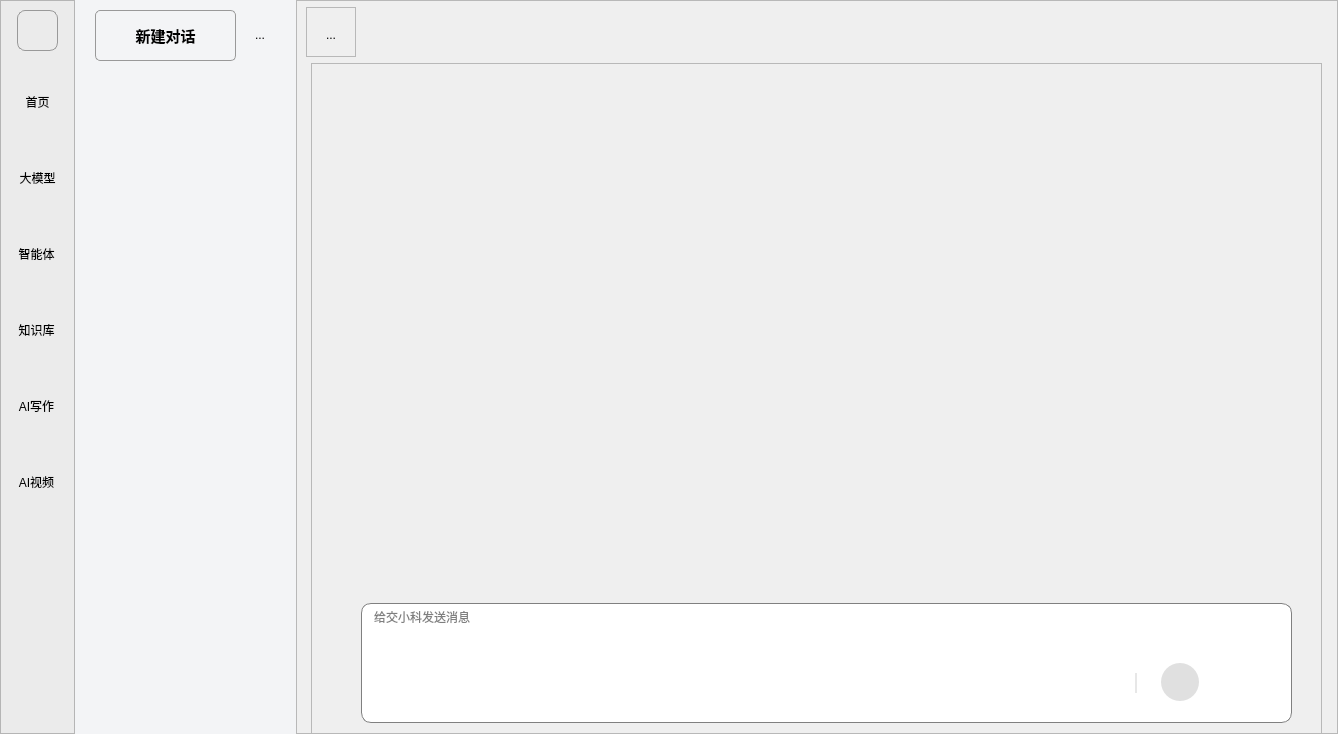
Above: widget.ui from gyf0951/LLM before the change. Below: the same form after it.
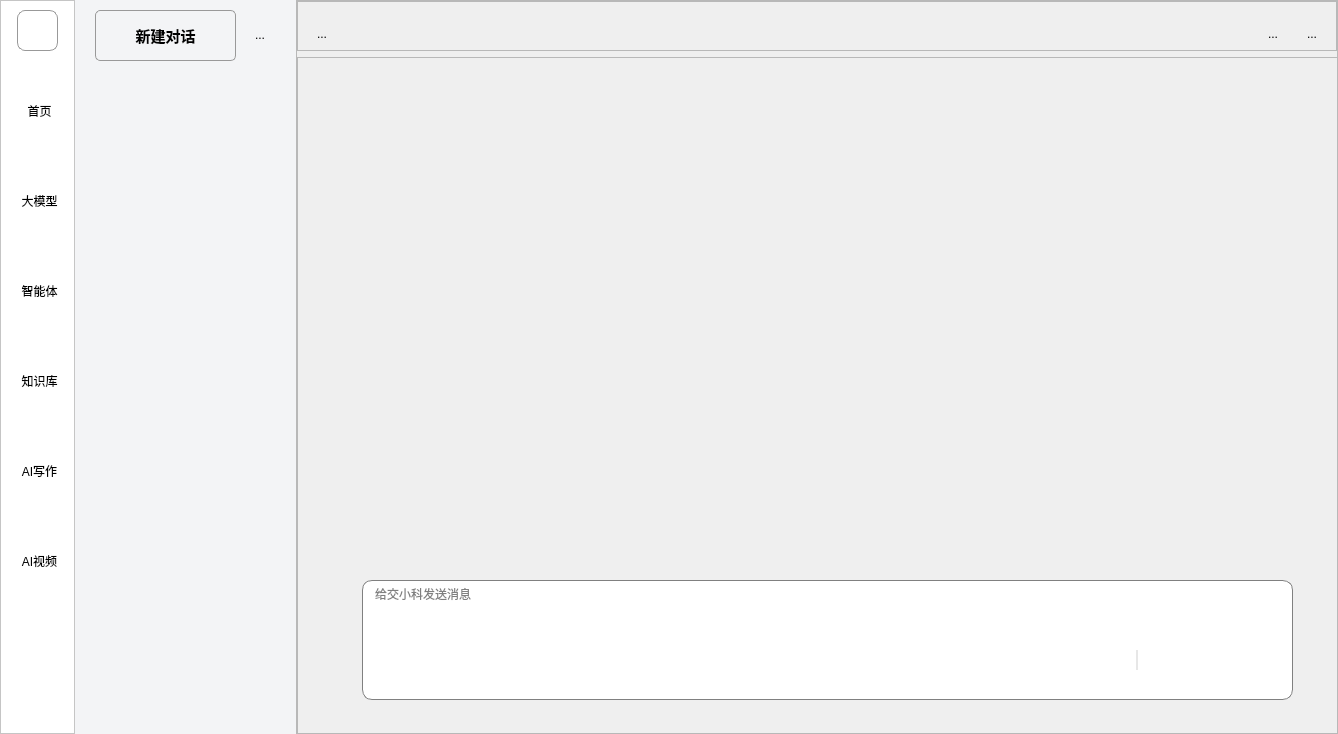
That is the form after the change. Icons and pictures are not drawn. Custom widgets are drawn as their Qt base class.

```diff
--- a/widget.ui
+++ b/widget.ui
@@ -50,7 +50,7 @@
       </size>
      </property>
      <property name="styleSheet">
-      <string notr="true">background-color: rgb(235, 235, 235);</string>
+      <string notr="true">background-color: #FFFFFF;</string>
      </property>
      <property name="frameShape">
       <enum>QFrame::StyledPanel</enum>
@@ -65,6 +65,12 @@
       <property name="spacing">
        <number>25</number>
       </property>
+      <property name="leftMargin">
+       <number>11</number>
+      </property>
+      <property name="rightMargin">
+       <number>11</number>
+      </property>
       <item alignment="Qt::AlignHCenter|Qt::AlignVCenter">
        <widget class="QPushButton" name="pushButton_4">
         <property name="minimumSize">
@@ -103,14 +109,27 @@
        <widget class="QToolButton" name="toolButton_3">
         <property name="minimumSize">
          <size>
-          <width>53</width>
-          <height>51</height>
+          <width>55</width>
+          <height>65</height>
          </size>
         </property>
         <property name="styleSheet">
          <string notr="true">/* border: 1px solid #999; */
-border-radius: 8px;
-/* background-color: rgb(255, 255, 255); */</string>
+QToolButton {
+    /* * 正常状态：
+     * 1. 背景色设为透明
+     * 2. 移除默认边框
+     */
+    background-color: transparent;
+    border: none;
+    border-radius: 8px; /* 保留您的圆角 */
+	padding-top: 5px;
+}
+QToolButton:hover {
+    background-color: #EBEBEB;
+border: 1px solid #CCCCCC;
+padding-top: 5px;
+}</string>
         </property>
         <property name="text">
          <string>首页</string>
@@ -130,17 +149,31 @@
         </property>
        </widget>
       </item>
-      <item alignment="Qt::AlignHCenter|Qt::AlignVCenter">
+      <item>
        <widget class="QToolButton" name="toolButton">
         <property name="minimumSize">
          <size>
-          <width>53</width>
-          <height>51</height>
+          <width>55</width>
+          <height>65</height>
          </size>
         </property>
         <property name="styleSheet">
          <string notr="true">/* border: 1px solid #999; */
-border-radius: 8px;</string>
+QToolButton {
+    /* * 正常状态：
+     * 1. 背景色设为透明
+     * 2. 移除默认边框
+     */
+    background-color: transparent;
+    border: none;
+    border-radius: 8px; /* 保留您的圆角 */
+	padding-top: 5px;
+}
+QToolButton:hover {
+    background-color: #EBEBEB;
+border: 1px solid #CCCCCC;
+padding-top: 5px;
+}</string>
         </property>
         <property name="text">
          <string>大模型</string>
@@ -164,13 +197,27 @@
        <widget class="QToolButton" name="toolButton_2">
         <property name="minimumSize">
          <size>
-          <width>53</width>
-          <height>51</height>
+          <width>55</width>
+          <height>65</height>
          </size>
         </property>
         <property name="styleSheet">
          <string notr="true">/* border: 1px solid #999; */
-border-radius: 8px;</string>
+QToolButton {
+    /* * 正常状态：
+     * 1. 背景色设为透明
+     * 2. 移除默认边框
+     */
+    background-color: transparent;
+    border: none;
+    border-radius: 8px; /* 保留您的圆角 */
+	padding-top: 5px;
+}
+QToolButton:hover {
+    background-color: #EBEBEB;
+border: 1px solid #CCCCCC;
+padding-top: 5px;
+}</string>
         </property>
         <property name="text">
          <string>智能体</string>
@@ -194,13 +241,27 @@
        <widget class="QToolButton" name="toolButton_4">
         <property name="minimumSize">
          <size>
-          <width>53</width>
-          <height>51</height>
+          <width>55</width>
+          <height>65</height>
          </size>
         </property>
         <property name="styleSheet">
          <string notr="true">/* border: 1px solid #999; */
-border-radius: 8px;</string>
+QToolButton {
+    /* * 正常状态：
+     * 1. 背景色设为透明
+     * 2. 移除默认边框
+     */
+    background-color: transparent;
+    border: none;
+    border-radius: 8px; /* 保留您的圆角 */
+	padding-top: 5px;
+}
+QToolButton:hover {
+    background-color: #EBEBEB;
+border: 1px solid #CCCCCC;
+padding-top: 5px;
+}</string>
         </property>
         <property name="text">
          <string>知识库</string>
@@ -224,13 +285,27 @@
        <widget class="QToolButton" name="toolButton_5">
         <property name="minimumSize">
          <size>
-          <width>53</width>
-          <height>51</height>
+          <width>55</width>
+          <height>65</height>
          </size>
         </property>
         <property name="styleSheet">
          <string notr="true">/* border: 1px solid #999; */
-border-radius: 8px;</string>
+QToolButton {
+    /* * 正常状态：
+     * 1. 背景色设为透明
+     * 2. 移除默认边框
+     */
+    background-color: transparent;
+    border: none;
+    border-radius: 8px; /* 保留您的圆角 */
+	padding-top: 5px;
+}
+QToolButton:hover {
+    background-color: #EBEBEB;
+border: 1px solid #CCCCCC;
+padding-top: 5px;
+}</string>
         </property>
         <property name="text">
          <string>AI写作</string>
@@ -254,13 +329,27 @@
        <widget class="QToolButton" name="toolButton_6">
         <property name="minimumSize">
          <size>
-          <width>53</width>
-          <height>51</height>
+          <width>55</width>
+          <height>65</height>
          </size>
         </property>
         <property name="styleSheet">
          <string notr="true">/* border: 1px solid #999; */
-border-radius: 8px;</string>
+QToolButton {
+    /* * 正常状态：
+     * 1. 背景色设为透明
+     * 2. 移除默认边框
+     */
+    background-color: transparent;
+    border: none;
+    border-radius: 8px; /* 保留您的圆角 */
+	padding-top: 5px;
+}
+QToolButton:hover {
+    background-color: #EBEBEB;
+border: 1px solid #CCCCCC;
+padding-top: 5px;
+}</string>
         </property>
         <property name="text">
          <string>AI视频</string>
@@ -428,13 +517,22 @@
       <enum>QFrame::Raised</enum>
      </property>
      <layout class="QVBoxLayout" name="verticalLayout_3">
+      <property name="leftMargin">
+       <number>0</number>
+      </property>
       <property name="topMargin">
-       <number>6</number>
+       <number>0</number>
+      </property>
+      <property name="rightMargin">
+       <number>0</number>
+      </property>
+      <property name="bottomMargin">
+       <number>0</number>
       </property>
       <item>
        <widget class="QFrame" name="frame_6">
         <property name="sizePolicy">
-         <sizepolicy hsizetype="Fixed" vsizetype="Fixed">
+         <sizepolicy hsizetype="Preferred" vsizetype="Preferred">
           <horstretch>0</horstretch>
           <verstretch>0</verstretch>
          </sizepolicy>
@@ -451,9 +549,12 @@
         <property name="frameShadow">
          <enum>QFrame::Raised</enum>
         </property>
-        <layout class="QVBoxLayout" name="verticalLayout_4">
+        <layout class="QHBoxLayout" name="horizontalLayout_2">
+         <property name="spacing">
+          <number>9</number>
+         </property>
          <property name="topMargin">
-          <number>12</number>
+          <number>17</number>
          </property>
          <item>
           <widget class="QToolButton" name="toolButton_9">
@@ -490,15 +591,88 @@
            </property>
           </widget>
          </item>
+         <item>
+          <spacer name="horizontalSpacer">
+           <property name="orientation">
+            <enum>Qt::Horizontal</enum>
+           </property>
+           <property name="sizeHint" stdset="0">
+            <size>
+             <width>40</width>
+             <height>20</height>
+            </size>
+           </property>
+          </spacer>
+         </item>
+         <item>
+          <widget class="QToolButton" name="toolButton_7">
+           <property name="minimumSize">
+            <size>
+             <width>30</width>
+             <height>30</height>
+            </size>
+           </property>
+           <property name="styleSheet">
+            <string notr="true">    background-color: transparent;
+    border: none;</string>
+           </property>
+           <property name="text">
+            <string>...</string>
+           </property>
+           <property name="icon">
+            <iconset resource="resource.qrc">
+             <normaloff>:/pic/img/切图 67@2x.png</normaloff>:/pic/img/切图 67@2x.png</iconset>
+           </property>
+           <property name="iconSize">
+            <size>
+             <width>30</width>
+             <height>30</height>
+            </size>
+           </property>
+          </widget>
+         </item>
+         <item>
+          <widget class="QToolButton" name="toolButton_10">
+           <property name="minimumSize">
+            <size>
+             <width>30</width>
+             <height>30</height>
+            </size>
+           </property>
+           <property name="styleSheet">
+            <string notr="true">    background-color: transparent;
+    border: none;</string>
+           </property>
+           <property name="text">
+            <string>...</string>
+           </property>
+           <property name="icon">
+            <iconset resource="resource.qrc">
+             <normaloff>:/pic/img/切图 68@2x.png</normaloff>:/pic/img/切图 68@2x.png</iconset>
+           </property>
+           <property name="iconSize">
+            <size>
+             <width>30</width>
+             <height>30</height>
+            </size>
+           </property>
+          </widget>
+         </item>
         </layout>
        </widget>
       </item>
-      <item alignment="Qt::AlignHCenter|Qt::AlignVCenter">
+      <item>
        <widget class="QFrame" name="frame_4">
         <property name="minimumSize">
          <size>
-          <width>1001</width>
-          <height>701</height>
+          <width>1042</width>
+          <height>684</height>
+         </size>
+        </property>
+        <property name="maximumSize">
+         <size>
+          <width>16777215</width>
+          <height>16777215</height>
          </size>
         </property>
         <property name="frameShape">
@@ -508,15 +682,18 @@
          <enum>QFrame::Raised</enum>
         </property>
         <layout class="QVBoxLayout" name="verticalLayout_2">
-         <property name="spacing">
-          <number>0</number>
-         </property>
          <item>
           <widget class="ChatWidget" name="listWidget">
+           <property name="sizePolicy">
+            <sizepolicy hsizetype="Expanding" vsizetype="Expanding">
+             <horstretch>0</horstretch>
+             <verstretch>0</verstretch>
+            </sizepolicy>
+           </property>
            <property name="minimumSize">
             <size>
              <width>951</width>
-             <height>450</height>
+             <height>442</height>
             </size>
            </property>
            <property name="maximumSize">
@@ -535,7 +712,7 @@
            </property>
           </widget>
          </item>
-         <item alignment="Qt::AlignHCenter|Qt::AlignVCenter">
+         <item alignment="Qt::AlignHCenter">
           <widget class="QWidget" name="widget" native="true">
            <property name="minimumSize">
             <size>
@@ -619,50 +796,6 @@
              </size>
             </property>
            </widget>
-           <widget class="QPushButton" name="pushButton">
-            <property name="geometry">
-             <rect>
-              <x>840</x>
-              <y>80</y>
-              <width>38</width>
-              <height>38</height>
-             </rect>
-            </property>
-            <property name="minimumSize">
-             <size>
-              <width>38</width>
-              <height>38</height>
-             </size>
-            </property>
-            <property name="maximumSize">
-             <size>
-              <width>38</width>
-              <height>38</height>
-             </size>
-            </property>
-            <property name="cursor">
-             <cursorShape>PointingHandCursor</cursorShape>
-            </property>
-            <property name="styleSheet">
-             <string notr="true">border-radius: 19px;  /* 半径值，设置为宽度/高度的一半 */
-/*  border: 2px solid #999; */
-color: white;
-background-color: rgb(224, 224, 224);</string>
-            </property>
-            <property name="text">
-             <string/>
-            </property>
-            <property name="icon">
-             <iconset resource="resource.qrc">
-              <normaloff>:/pic/arrow1.png</normaloff>:/pic/arrow1.png</iconset>
-            </property>
-            <property name="iconSize">
-             <size>
-              <width>25</width>
-              <height>25</height>
-             </size>
-            </property>
-           </widget>
            <widget class="QPushButton" name="pushButton_2">
             <property name="geometry">
              <rect>
@@ -743,6 +876,56 @@
              <string>给交小科发送消息</string>
             </property>
            </widget>
+           <widget class="QPushButton" name="pushButton">
+            <property name="geometry">
+             <rect>
+              <x>850</x>
+              <y>80</y>
+              <width>38</width>
+              <height>38</height>
+             </rect>
+            </property>
+            <property name="sizePolicy">
+             <sizepolicy hsizetype="Fixed" vsizetype="Fixed">
+              <horstretch>0</horstretch>
+              <verstretch>0</verstretch>
+             </sizepolicy>
+            </property>
+            <property name="minimumSize">
+             <size>
+              <width>38</width>
+              <height>38</height>
+             </size>
+            </property>
+            <property name="maximumSize">
+             <size>
+              <width>38</width>
+              <height>38</height>
+             </size>
+            </property>
+            <property name="cursor">
+             <cursorShape>PointingHandCursor</cursorShape>
+            </property>
+            <property name="styleSheet">
+             <string notr="true">border-radius: 19px;  /* 半径值，设置为宽度/高度的一半 */
+/*  border: 2px solid #999; */
+color: white;
+/*background-color: rgb(224, 224, 224); */</string>
+            </property>
+            <property name="text">
+             <string/>
+            </property>
+            <property name="icon">
+             <iconset resource="resource.qrc">
+              <normaloff>:/pic/img/切图 72@2x.png</normaloff>:/pic/img/切图 72@2x.png</iconset>
+            </property>
+            <property name="iconSize">
+             <size>
+              <width>25</width>
+              <height>25</height>
+             </size>
+            </property>
+           </widget>
            <zorder>chatEdit</zorder>
            <zorder>frame</zorder>
            <zorder>pushButton_3</zorder>
```
Left out of the diff: 25 changed lines with no effect on the pictures.
